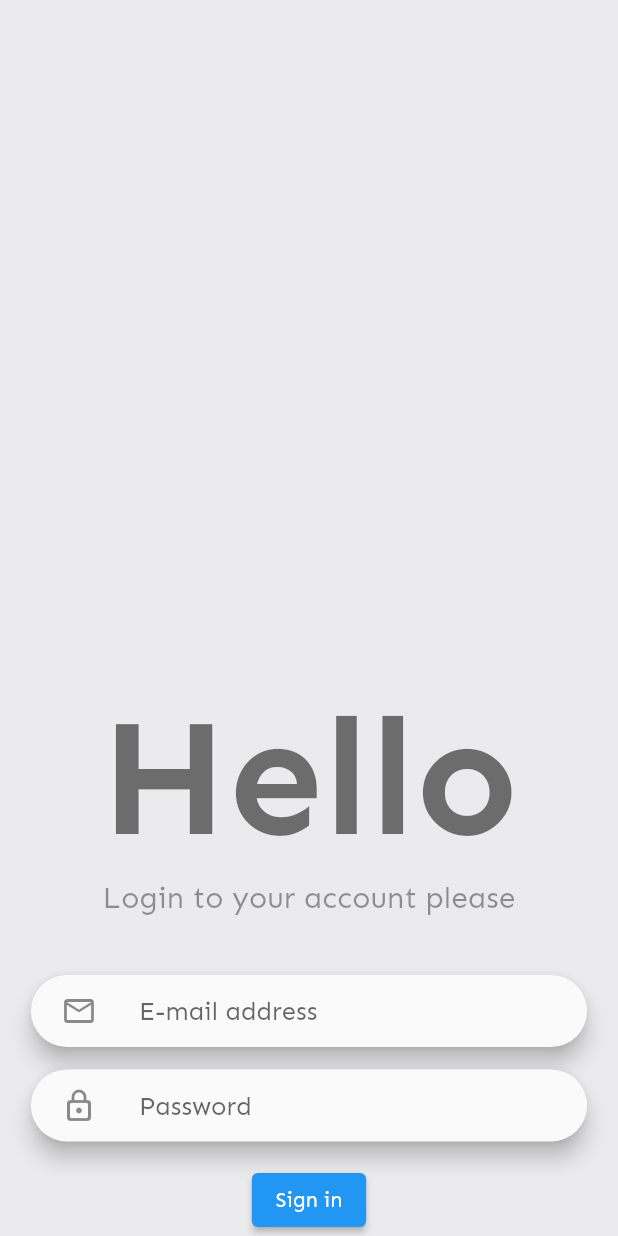
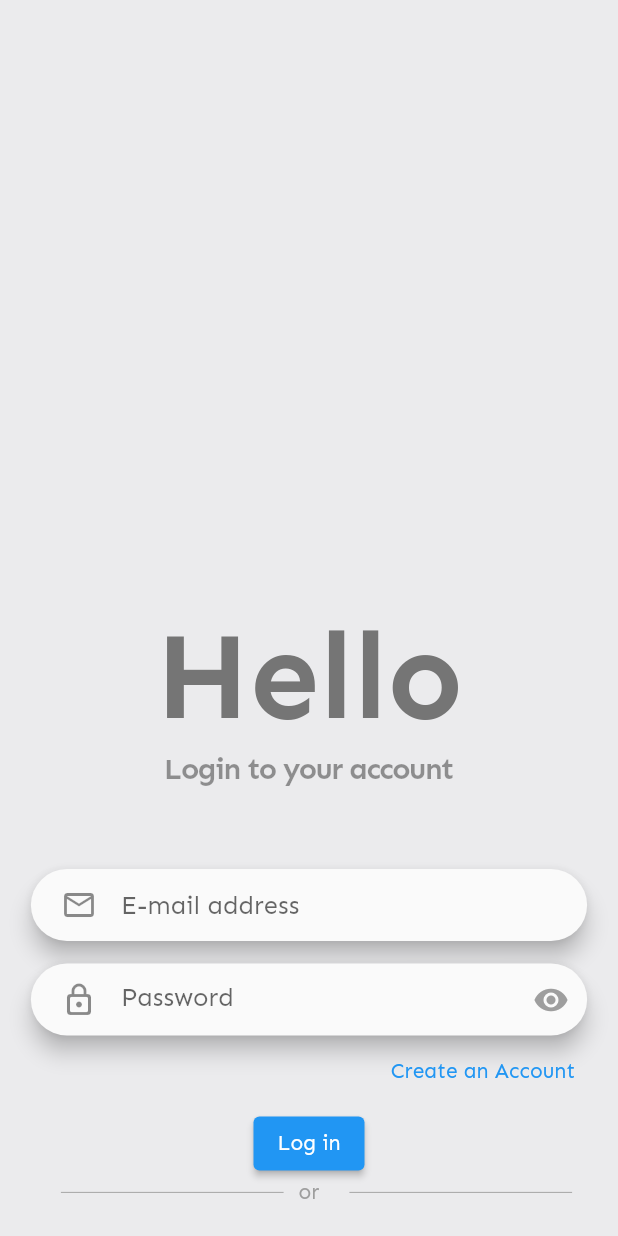
Before and after one commit to tomigar/GiulioTranslator, a Flutter app: the SignInScreen widget shown alone on an empty page, opened directly, on a phone screen of 412 x 824 dp. Run offline on Flutter 3.47's test engine with Material 2 defaults, Android fonts, the phone set to English and light mode, and no system bars; our stand-ins replace firebase_auth, firebase_core; missing offline and left inert: flutter_mobile_vision, tts_azure; accounts and stored records are empty; network calls fail.

Commit message:
(+) zmeny

```diff
--- a/lib/authentication_service.dart
+++ b/lib/authentication_service.dart
@@ -25,6 +25,7 @@ class AuthenticationService {
           email: email, password: password);
       return "Signed in";
     } on FirebaseAuthException catch (e) {
+      print("nejdeee");
       return e.message;
     }
   }
--- a/lib/screens/ChatScreen.dart
+++ b/lib/screens/ChatScreen.dart
@@ -1,11 +1,8 @@
 import 'package:flutter/material.dart';
 
 class ChatScreen extends StatelessWidget {
-
   @override
   Widget build(BuildContext context) {
-    return Container(
-
-    );
+    return Center(child: Text("UGAY"));
   }
 }
--- a/lib/screens/SignInScreen.dart
+++ b/lib/screens/SignInScreen.dart
@@ -1,10 +1,18 @@
+import 'package:translator_app/widgets/Login/OrDIvider.dart';
+
 import '/authentication_service.dart';
 import 'package:flutter/material.dart';
 import 'package:provider/provider.dart';
 
-class SignInScreen extends StatelessWidget {
+class SignInScreen extends StatefulWidget {
+  @override
+  State<SignInScreen> createState() => _SignInScreenState();
+}
+
+class _SignInScreenState extends State<SignInScreen> {
   final TextEditingController emailController = TextEditingController();
   final TextEditingController passwordController = TextEditingController();
+  bool _passwordVisible = true;
 
   @override
   Widget build(BuildContext context) {
@@ -16,21 +24,25 @@ class SignInScreen extends StatelessWidget {
     }
 
     final Size _size = MediaQuery.of(context).size;
-    return Column(
+
+    return Padding(
+      padding: EdgeInsets.all(_size.width * 0.05),
+      child: Column(
         mainAxisAlignment: MainAxisAlignment.end,
         children: [
           Text(
             "Hello",
-          style: Theme.of(context)
-              .textTheme
-              .headline1
-              .copyWith(fontWeight: FontWeight.bold),
+            style: TextStyle(
+                fontSize: _size.width * 0.20,
+                fontWeight: FontWeight.bold,
+                color: Color.fromRGBO(117, 117, 117, 1)),
           ),
           Text(
-          "Login to your account please",
+            "Login to your account",
             style: Theme.of(context).textTheme.headline6.copyWith(
                 color: Color.fromRGBO(0, 0, 0, 0.4),
-              ),
+                letterSpacing: -1,
+                fontWeight: FontWeight.bold),
           ),
           Padding(padding: EdgeInsets.all(20)),
           Form(
@@ -59,7 +71,7 @@ class SignInScreen extends StatelessWidget {
                     icon: Icon(Icons.lock_outline_rounded),
                     controller: passwordController,
                     size: _size,
-                  isPassword: true,
+                    isPassword: _passwordVisible,
                     isLast: true,
                     fieldSubmit: trySubmit,
                     validator: (String value) {
@@ -68,16 +80,40 @@ class SignInScreen extends StatelessWidget {
                       }
                       return null;
                     },
+                    showPass: IconButton(
+                      icon: Icon(
+                        _passwordVisible
+                            ? Icons.visibility
+                            : Icons.visibility_off,
+                        color: Colors.grey,
+                      ),
+                      onPressed: () {
+                        setState(() {
+                          _passwordVisible = !_passwordVisible;
+                        });
+                      },
+                    ),
+                  ),
+                  Align(
+                    alignment: Alignment.centerRight,
+                    child: TextButton(
+                        onPressed: () {
+                          Navigator.of(context).pushNamed("/register");
+                        },
+                        child: Text("Create an Account")),
                   ),
                   ElevatedButton(
+                    style: ButtonStyle(),
                     onPressed: () => trySubmit(),
-                  child: Text("Sign in"),
-                )
+                    child: Text("Log in"),
+                  ),
+                  OrDivider(),
                 ],
               ),
             ),
           )
         ],
+      ),
     );
   }
 }
@@ -90,6 +126,7 @@ Container _buildTextInputWidget({
   @required String key,
   @required Icon icon,
   Function fieldSubmit,
+  IconButton showPass,
   //Function submitForm,
   TextInputType keyboardType = TextInputType.text,
   bool isPassword = false,
@@ -97,7 +134,7 @@ Container _buildTextInputWidget({
 }) {
   return Container(
     width: size.width * .9,
-    padding: const EdgeInsets.only(bottom: 15.0),
+    padding: const EdgeInsets.only(top: 15.0),
     child: Material(
       borderRadius: BorderRadius.circular(25),
       elevation: 6,
@@ -106,13 +143,15 @@ Container _buildTextInputWidget({
           controller: controller,
           validator: validator,
           decoration: InputDecoration(
-            contentPadding: const EdgeInsets.only(left: 12, right: 12),
-            enabledBorder: OutlineInputBorder(
+            enabledBorder: UnderlineInputBorder(
               borderSide: BorderSide(color: Colors.transparent),
             ),
-            focusedBorder: InputBorder.none,
+            focusedBorder: UnderlineInputBorder(
+              borderSide: BorderSide(color: Colors.transparent),
+            ),
             icon: Padding(padding: EdgeInsets.only(left: 20), child: icon),
             hintText: labelText,
+            suffixIcon: showPass,
           ),
           style: TextStyle(fontSize: 17),
           obscureText: isPassword ? true : false,
--- /dev/null
+++ b/lib/widgets/Login/OrDIvider.dart
@@ -0,0 +1,42 @@
+import 'package:flutter/material.dart';
+
+class OrDivider extends StatelessWidget {
+  final String label;
+  final double height;
+
+  OrDivider({
+    this.label,
+    this.height,
+  });
+
+  @override
+  Widget build(BuildContext context) {
+    return Row(
+      children: <Widget>[
+        Expanded(
+          child: new Container(
+            margin: const EdgeInsets.only(left: 20.0, right: 10.0),
+            child: Divider(
+              thickness: .6,
+              color: Colors.grey,
+              height: height,
+            ),
+          ),
+        ),
+        Text(
+          "or",
+          style: TextStyle(color: Colors.grey),
+        ),
+        Expanded(
+          child: new Container(
+              margin: const EdgeInsets.only(left: 20.0, right: 10.0),
+              child: Divider(
+                thickness: .6,
+                color: Colors.grey,
+                height: height,
+              )),
+        ),
+      ],
+    );
+  }
+}
```
Also changed, not shown: lib/main.dart (+6 -3 lines), lib/screens/RegisterScreen.dart (added, +165 -0 lines), lib/screens/SignUpScreen.dart (deleted, +0 -39 lines), 2 other files. Lines whose indentation alone changed are shown as unchanged.
